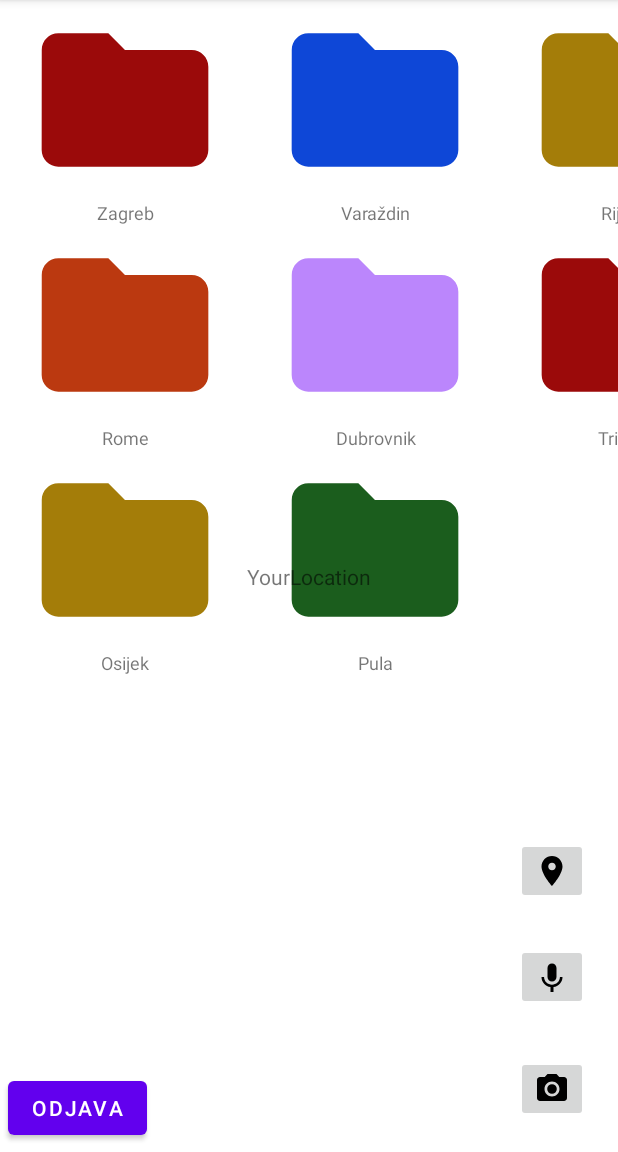
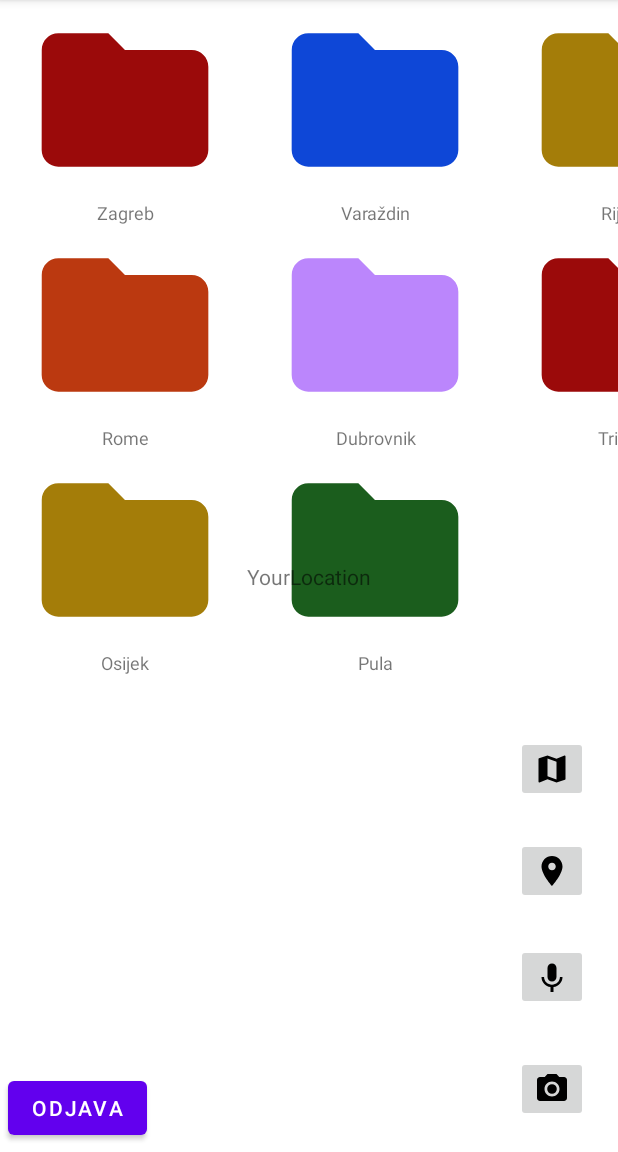
Before and after one commit to nmidzic20/GeoGallery, an Android app: the screen it shows after launch once a user with an empty profile is signed in (HomeActivity), on a phone screen of 412 x 824 dp, the part 84-1236 px from its top. Run offline under Robolectric (Android 15) with nearby library versions, the phone set to English and light mode, and no system bars; our stand-ins replace Firebase (no records; nobody signed in at launch, a user with empty details on screens opened directly).

Commit message:
Added image button for Google maps on Home activity #8

```diff
--- /dev/null
+++ b/Software/GeoGallery/app/src/main/res/drawable/ic_baseline_map_24.xml
@@ -0,0 +1,5 @@
+<vector android:height="24dp" android:tint="#000000"
+    android:viewportHeight="24" android:viewportWidth="24"
+    android:width="24dp" xmlns:android="http://schemas.android.com/apk/res/android">
+    <path android:fillColor="@android:color/white" android:pathData="M20.5,3l-0.16,0.03L15,5.1 9,3 3.36,4.9c-0.21,0.07 -0.36,0.25 -0.36,0.48V20.5c0,0.28 0.22,0.5 0.5,0.5l0.16,-0.03L9,18.9l6,2.1 5.64,-1.9c0.21,-0.07 0.36,-0.25 0.36,-0.48V3.5c0,-0.28 -0.22,-0.5 -0.5,-0.5zM15,19l-6,-2.11V5l6,2.11V19z"/>
+</vector>
--- a/Software/GeoGallery/app/src/main/res/layout/activity_home.xml
+++ b/Software/GeoGallery/app/src/main/res/layout/activity_home.xml
@@ -65,6 +65,15 @@
             app:layout_constraintTop_toTopOf="parent"
             app:layout_constraintVertical_bias="0.954"
             app:srcCompat="@drawable/ic_baseline_location_on_24" />
+        <ImageButton
+            android:layout_width="wrap_content"
+            android:layout_height="wrap_content"
+            android:id="@+id/ibtnGoogleMaps"
+            app:layout_constraintBottom_toTopOf="@+id/ibtnLocation"
+            app:layout_constraintEnd_toEndOf="@+id/ibtnLocation"
+            app:layout_constraintTop_toTopOf="parent"
+            app:layout_constraintVertical_bias="0.954"
+            app:srcCompat="@drawable/ic_baseline_map_24" />
 
         <Button
             android:id="@+id/btnLogout"
```
